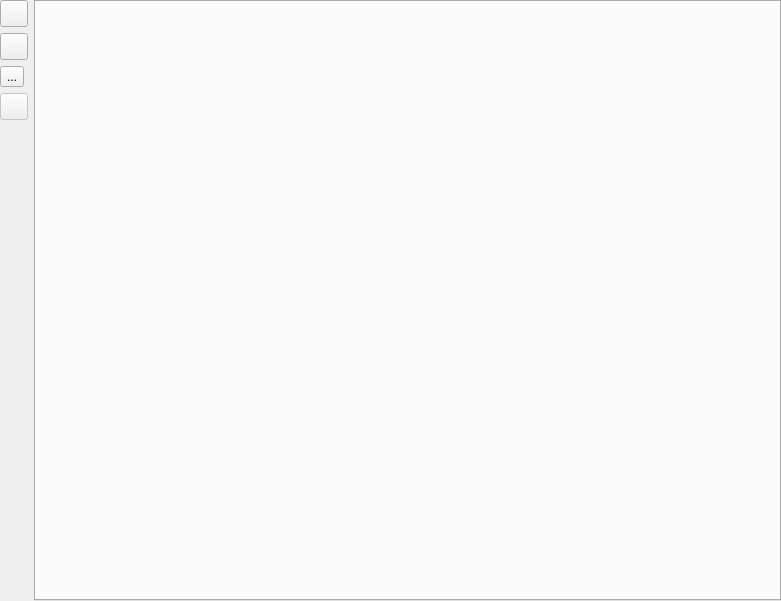
PREF/PREF, file views/formatview/formatview.ui: the form before one commit.
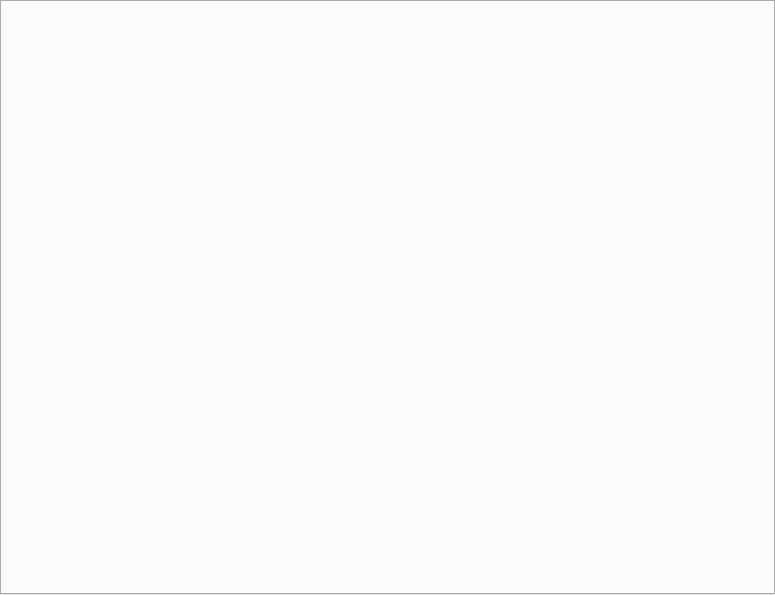
The form after the commit. Icons and pictures are not drawn.

```diff
--- a/views/formatview/formatview.ui
+++ b/views/formatview/formatview.ui
@@ -6,123 +6,17 @@
    <rect>
     <x>0</x>
     <y>0</y>
-    <width>781</width>
-    <height>601</height>
+    <width>775</width>
+    <height>595</height>
    </rect>
   </property>
   <property name="windowTitle">
    <string>Form</string>
   </property>
-  <layout class="QHBoxLayout" name="horizontalLayout">
-   <property name="spacing">
-    <number>-1</number>
-   </property>
+  <layout class="QVBoxLayout" name="verticalLayout">
    <property name="margin">
     <number>0</number>
    </property>
-   <item>
-    <layout class="QVBoxLayout" name="verticalLayout">
-     <item>
-      <widget class="QToolButton" name="tbFormats">
-       <property name="text">
-        <string/>
-       </property>
-       <property name="icon">
-        <iconset resource="../../resources.qrc">
-         <normaloff>:/misc_icons/res/format.png</normaloff>:/misc_icons/res/format.png</iconset>
-       </property>
-       <property name="iconSize">
-        <size>
-         <width>20</width>
-         <height>20</height>
-        </size>
-       </property>
-       <property name="toolButtonStyle">
-        <enum>Qt::ToolButtonIconOnly</enum>
-       </property>
-      </widget>
-     </item>
-     <item>
-      <widget class="QToolButton" name="tbSignatureScanner">
-       <property name="text">
-        <string/>
-       </property>
-       <property name="icon">
-        <iconset resource="../../resources.qrc">
-         <normaloff>:/misc_icons/res/signature.png</normaloff>:/misc_icons/res/signature.png</iconset>
-       </property>
-       <property name="iconSize">
-        <size>
-         <width>20</width>
-         <height>20</height>
-        </size>
-       </property>
-       <property name="checkable">
-        <bool>true</bool>
-       </property>
-      </widget>
-     </item>
-     <item>
-      <widget class="QToolButton" name="tbEntropy">
-       <property name="text">
-        <string>...</string>
-       </property>
-       <property name="icon">
-        <iconset resource="../../resources.qrc">
-         <normaloff>:/action_icons/res/entropy.png</normaloff>:/action_icons/res/entropy.png</iconset>
-       </property>
-       <property name="iconSize">
-        <size>
-         <width>20</width>
-         <height>20</height>
-        </size>
-       </property>
-       <property name="checkable">
-        <bool>true</bool>
-       </property>
-       <property name="checked">
-        <bool>false</bool>
-       </property>
-      </widget>
-     </item>
-     <item>
-      <widget class="QToolButton" name="tbFormatOptions">
-       <property name="enabled">
-        <bool>false</bool>
-       </property>
-       <property name="text">
-        <string/>
-       </property>
-       <property name="icon">
-        <iconset resource="../../resources.qrc">
-         <normaloff>:/misc_icons/res/formatoptions.png</normaloff>:/misc_icons/res/formatoptions.png</iconset>
-       </property>
-       <property name="iconSize">
-        <size>
-         <width>20</width>
-         <height>20</height>
-        </size>
-       </property>
-       <property name="toolButtonStyle">
-        <enum>Qt::ToolButtonIconOnly</enum>
-       </property>
-      </widget>
-     </item>
-     <item>
-      <spacer name="verticalSpacer">
-       <property name="orientation">
-        <enum>Qt::Vertical</enum>
-       </property>
-       <property name="sizeHint" stdset="0">
-        <size>
-         <width>20</width>
-         <height>40</height>
-        </size>
-       </property>
-      </spacer>
-     </item>
-    </layout>
-   </item>
    <item>
     <widget class="QTabWidget" name="tabWidget"/>
    </item>
```
Left out of the diff: 4 changed lines with no effect on the pictures.
